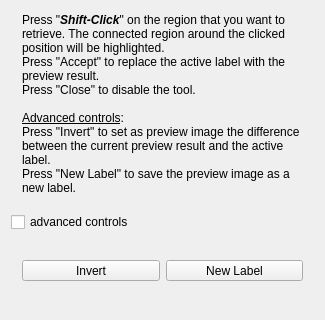
This is Modules/SegmentationUI/Qmitk/QmitkConnectedRegionSelectorTool3DGUIControls.ui in MITK/MITK as Qt 5 draws it before an edit; both pictures show x 0 to 325 and y 177 to 497 of the 325 by 497 pixel window. The edited form follows.
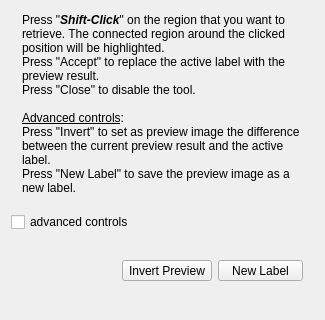
This is the edited form. Icons and pictures are not drawn.

Diff of the .ui file:
```diff
--- a/Modules/SegmentationUI/Qmitk/QmitkConnectedRegionSelectorTool3DGUIControls.ui
+++ b/Modules/SegmentationUI/Qmitk/QmitkConnectedRegionSelectorTool3DGUIControls.ui
@@ -187,7 +187,20 @@
       <item>
        <layout class="QHBoxLayout" name="horizontalLayout_4">
         <item>
-         <widget class="QToolButton" name="m_pbDifference">
+         <spacer name="horizontalSpacer">
+          <property name="orientation">
+           <enum>Qt::Horizontal</enum>
+          </property>
+          <property name="sizeHint" stdset="0">
+           <size>
+            <width>40</width>
+            <height>20</height>
+           </size>
+          </property>
+         </spacer>
+        </item>
+        <item>
+         <widget class="QToolButton" name="m_pbInvertPreview">
           <property name="enabled">
            <bool>true</bool>
           </property>
@@ -197,11 +210,17 @@
             <verstretch>0</verstretch>
            </sizepolicy>
           </property>
+          <property name="minimumSize">
+           <size>
+            <width>85</width>
+            <height>0</height>
+           </size>
+          </property>
           <property name="toolTip">
            <string>Replace active label with the difference from the preview result</string>
           </property>
           <property name="text">
-           <string>Invert</string>
+           <string>Invert Preview</string>
           </property>
           <property name="icon">
            <iconset resource="../resources/SegmentationUI.qrc">
@@ -238,6 +257,12 @@
             <verstretch>0</verstretch>
            </sizepolicy>
           </property>
+          <property name="minimumSize">
+           <size>
+            <width>85</width>
+            <height>0</height>
+           </size>
+          </property>
           <property name="toolTip">
            <string>Replace active label with the difference from the preview result</string>
           </property>
```
